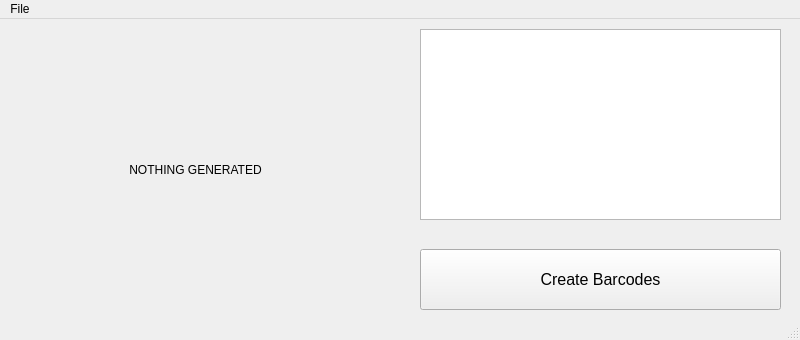
First picture: the form in barcodegui.ui, repository TechnoShed/BarcodeMaker, before the edit.
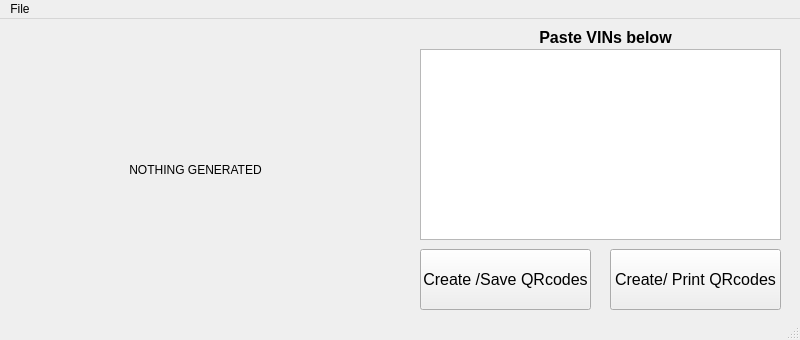
Second picture: the form after the edit.

Diff of the .ui file:
```diff
--- a/barcodegui.ui
+++ b/barcodegui.ui
@@ -43,7 +43,7 @@
      <rect>
       <x>420</x>
       <y>230</y>
-      <width>361</width>
+      <width>171</width>
       <height>61</height>
      </rect>
     </property>
@@ -54,14 +54,14 @@
      </font>
     </property>
     <property name="text">
-     <string>Create Barcodes</string>
+     <string>Create /Save QRcodes</string>
     </property>
    </widget>
    <widget class="QTextEdit" name="textEdit">
     <property name="geometry">
      <rect>
       <x>420</x>
-      <y>10</y>
+      <y>30</y>
       <width>361</width>
       <height>191</height>
      </rect>
@@ -83,6 +83,51 @@
      <set>Qt::AlignCenter</set>
     </property>
    </widget>
+   <widget class="QPushButton" name="pushButton_2">
+    <property name="geometry">
+     <rect>
+      <x>610</x>
+      <y>230</y>
+      <width>171</width>
+      <height>61</height>
+     </rect>
+    </property>
+    <property name="font">
+     <font>
+      <pointsize>12</pointsize>
+      <italic>false</italic>
+     </font>
+    </property>
+    <property name="text">
+     <string>Create/ Print QRcodes</string>
+    </property>
+   </widget>
+   <widget class="QLabel" name="label_2">
+    <property name="geometry">
+     <rect>
+      <x>430</x>
+      <y>10</y>
+      <width>351</width>
+      <height>16</height>
+     </rect>
+    </property>
+    <property name="font">
+     <font>
+      <pointsize>12</pointsize>
+      <weight>75</weight>
+      <bold>true</bold>
+     </font>
+    </property>
+    <property name="text">
+     <string>Paste VINs below</string>
+    </property>
+    <property name="scaledContents">
+     <bool>false</bool>
+    </property>
+    <property name="alignment">
+     <set>Qt::AlignCenter</set>
+    </property>
+   </widget>
   </widget>
   <widget class="QMenuBar" name="menubar">
    <property name="geometry">
```
Left out of the diff: 2 changed lines with no effect on the pictures.
